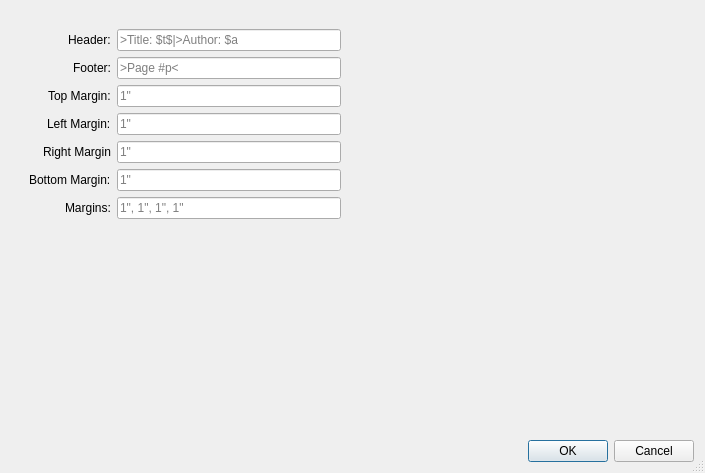
First picture: the form in PageSetupDialog.ui, repository ldraconus/TextSmith2, before the edit.
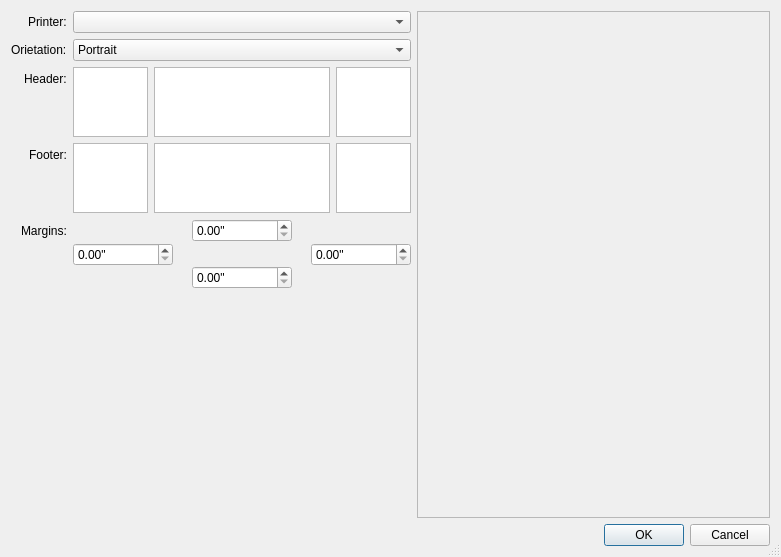
Second picture: the form after the edit. Icons and pictures are not drawn.

```diff
--- a/PageSetupDialog.ui
+++ b/PageSetupDialog.ui
@@ -9,8 +9,8 @@
    <rect>
     <x>0</x>
     <y>0</y>
-    <width>705</width>
-    <height>473</height>
+    <width>781</width>
+    <height>557</height>
    </rect>
   </property>
   <property name="windowTitle">
@@ -36,128 +36,18 @@
       <enum>QFrame::Shadow::Plain</enum>
      </property>
      <layout class="QHBoxLayout" name="horizontalLayout">
-      <item>
-       <widget class="QFrame" name="frame_3">
-        <property name="sizePolicy">
-         <sizepolicy hsizetype="Preferred" vsizetype="Preferred">
-          <horstretch>1</horstretch>
-          <verstretch>0</verstretch>
-         </sizepolicy>
-        </property>
-        <property name="frameShape">
-         <enum>QFrame::Shape::NoFrame</enum>
-        </property>
-        <property name="frameShadow">
-         <enum>QFrame::Shadow::Plain</enum>
-        </property>
-        <layout class="QFormLayout" name="formLayout">
-         <property name="labelAlignment">
-          <set>Qt::AlignmentFlag::AlignRight|Qt::AlignmentFlag::AlignTrailing|Qt::AlignmentFlag::AlignVCenter</set>
-         </property>
-         <item row="0" column="0">
-          <widget class="QLabel" name="label">
-           <property name="text">
-            <string>Header:</string>
-           </property>
-          </widget>
-         </item>
-         <item row="0" column="1">
-          <widget class="QLineEdit" name="headerLineEdit">
-           <property name="placeholderText">
-            <string>&gt;Title: $t$|&gt;Author: $a</string>
-           </property>
-           <property name="clearButtonEnabled">
-            <bool>false</bool>
-           </property>
-          </widget>
-         </item>
-         <item row="1" column="0">
-          <widget class="QLabel" name="label_2">
-           <property name="text">
-            <string>Footer:</string>
-           </property>
-          </widget>
-         </item>
-         <item row="1" column="1">
-          <widget class="QLineEdit" name="footerLineEdit">
-           <property name="placeholderText">
-            <string>&gt;Page #p&lt;</string>
-           </property>
-          </widget>
-         </item>
-         <item row="2" column="0">
-          <widget class="QLabel" name="label_3">
-           <property name="text">
-            <string>Top Margin:</string>
-           </property>
-          </widget>
-         </item>
-         <item row="2" column="1">
-          <widget class="QLineEdit" name="topMaginLineEdit">
-           <property name="placeholderText">
-            <string>1&quot;</string>
-           </property>
-          </widget>
-         </item>
-         <item row="3" column="0">
-          <widget class="QLabel" name="label_4">
-           <property name="text">
-            <string>Left Margin:</string>
-           </property>
-          </widget>
-         </item>
-         <item row="3" column="1">
-          <widget class="QLineEdit" name="leftMarginLineEdit">
-           <property name="placeholderText">
-            <string>1&quot;</string>
-           </property>
-          </widget>
-         </item>
-         <item row="4" column="0">
-          <widget class="QLabel" name="label_5">
-           <property name="text">
-            <string>Right Margin</string>
-           </property>
-          </widget>
-         </item>
-         <item row="4" column="1">
-          <widget class="QLineEdit" name="rightMarginLineEdit">
-           <property name="placeholderText">
-            <string>1&quot;</string>
-           </property>
-          </widget>
-         </item>
-         <item row="5" column="0">
-          <widget class="QLabel" name="label_6">
-           <property name="text">
-            <string>Bottom Margin:</string>
-           </property>
-          </widget>
-         </item>
-         <item row="5" column="1">
-          <widget class="QLineEdit" name="bottomMaarginineEdit">
-           <property name="placeholderText">
-            <string>1&quot;</string>
-           </property>
-          </widget>
-         </item>
-         <item row="6" column="1">
-          <widget class="QLineEdit" name="marginsLineEdit">
-           <property name="placeholderText">
-            <string>1&quot;, 1&quot;, 1&quot;, 1&quot;</string>
-           </property>
-          </widget>
-         </item>
-         <item row="6" column="0">
-          <widget class="QLabel" name="label_7">
-           <property name="text">
-            <string>Margins:</string>
-           </property>
-          </widget>
-         </item>
-        </layout>
-       </widget>
-      </item>
+      <property name="leftMargin">
+       <number>0</number>
+      </property>
+      <property name="topMargin">
+       <number>0</number>
+      </property>
+      <property name="rightMargin">
+       <number>0</number>
+      </property>
+      <property name="bottomMargin">
+       <number>0</number>
+      </property>
       <item>
        <widget class="QFrame" name="previewFrame">
         <property name="sizePolicy">
@@ -172,6 +62,12 @@
           <height>151</height>
          </size>
         </property>
+        <property name="maximumSize">
+         <size>
+          <width>400</width>
+          <height>16777215</height>
+         </size>
+        </property>
         <property name="sizeIncrement">
          <size>
           <width>1</width>
@@ -189,6 +85,679 @@
         </property>
         <property name="frameShadow">
          <enum>QFrame::Shadow::Plain</enum>
+        </property>
+        <layout class="QVBoxLayout" name="verticalLayout_2">
+         <property name="leftMargin">
+          <number>0</number>
+         </property>
+         <property name="topMargin">
+          <number>0</number>
+         </property>
+         <property name="rightMargin">
+          <number>0</number>
+         </property>
+         <property name="bottomMargin">
+          <number>0</number>
+         </property>
+         <item>
+          <widget class="QFrame" name="frame_3">
+           <property name="sizePolicy">
+            <sizepolicy hsizetype="Preferred" vsizetype="Preferred">
+             <horstretch>1</horstretch>
+             <verstretch>0</verstretch>
+            </sizepolicy>
+           </property>
+           <property name="minimumSize">
+            <size>
+             <width>0</width>
+             <height>390</height>
+            </size>
+           </property>
+           <property name="maximumSize">
+            <size>
+             <width>16777215</width>
+             <height>390</height>
+            </size>
+           </property>
+           <property name="sizeIncrement">
+            <size>
+             <width>0</width>
+             <height>390</height>
+            </size>
+           </property>
+           <property name="baseSize">
+            <size>
+             <width>390</width>
+             <height>0</height>
+            </size>
+           </property>
+           <property name="frameShape">
+            <enum>QFrame::Shape::NoFrame</enum>
+           </property>
+           <property name="frameShadow">
+            <enum>QFrame::Shadow::Plain</enum>
+           </property>
+           <layout class="QFormLayout" name="formLayout">
+            <property name="fieldGrowthPolicy">
+             <enum>QFormLayout::FieldGrowthPolicy::ExpandingFieldsGrow</enum>
+            </property>
+            <property name="labelAlignment">
+             <set>Qt::AlignmentFlag::AlignRight|Qt::AlignmentFlag::AlignTrailing|Qt::AlignmentFlag::AlignVCenter</set>
+            </property>
+            <property name="leftMargin">
+             <number>0</number>
+            </property>
+            <property name="topMargin">
+             <number>0</number>
+            </property>
+            <property name="rightMargin">
+             <number>0</number>
+            </property>
+            <property name="bottomMargin">
+             <number>0</number>
+            </property>
+            <item row="0" column="0">
+             <widget class="QLabel" name="label_8">
+              <property name="text">
+               <string>Printer:</string>
+              </property>
+             </widget>
+            </item>
+            <item row="0" column="1">
+             <widget class="QComboBox" name="printerComboBox">
+              <property name="sizePolicy">
+               <sizepolicy hsizetype="Expanding" vsizetype="Fixed">
+                <horstretch>0</horstretch>
+                <verstretch>0</verstretch>
+               </sizepolicy>
+              </property>
+             </widget>
+            </item>
+            <item row="1" column="0">
+             <widget class="QLabel" name="label_9">
+              <property name="text">
+               <string>Orietation:</string>
+              </property>
+             </widget>
+            </item>
+            <item row="1" column="1">
+             <widget class="QComboBox" name="orientationComboBox">
+              <property name="sizePolicy">
+               <sizepolicy hsizetype="Expanding" vsizetype="Fixed">
+                <horstretch>0</horstretch>
+                <verstretch>0</verstretch>
+               </sizepolicy>
+              </property>
+              <item>
+               <property name="text">
+                <string>Portrait</string>
+               </property>
+              </item>
+              <item>
+               <property name="text">
+                <string>Landscape</string>
+               </property>
+              </item>
+             </widget>
+            </item>
+            <item row="2" column="0">
+             <widget class="QLabel" name="label">
+              <property name="text">
+               <string>Header:</string>
+              </property>
+             </widget>
+            </item>
+            <item row="2" column="1">
+             <widget class="QFrame" name="frame_2">
+              <property name="sizePolicy">
+               <sizepolicy hsizetype="Expanding" vsizetype="Expanding">
+                <horstretch>0</horstretch>
+                <verstretch>0</verstretch>
+               </sizepolicy>
+              </property>
+              <property name="minimumSize">
+               <size>
+                <width>0</width>
+                <height>70</height>
+               </size>
+              </property>
+              <property name="maximumSize">
+               <size>
+                <width>16777215</width>
+                <height>70</height>
+               </size>
+              </property>
+              <property name="frameShape">
+               <enum>QFrame::Shape::NoFrame</enum>
+              </property>
+              <property name="frameShadow">
+               <enum>QFrame::Shadow::Plain</enum>
+              </property>
+              <layout class="QHBoxLayout" name="horizontalLayout_2">
+               <property name="leftMargin">
+                <number>0</number>
+               </property>
+               <property name="topMargin">
+                <number>0</number>
+               </property>
+               <property name="rightMargin">
+                <number>0</number>
+               </property>
+               <property name="bottomMargin">
+                <number>0</number>
+               </property>
+               <item>
+                <widget class="QTextEdit" name="headerLeftTextEdit">
+                 <property name="minimumSize">
+                  <size>
+                   <width>75</width>
+                   <height>70</height>
+                  </size>
+                 </property>
+                 <property name="maximumSize">
+                  <size>
+                   <width>75</width>
+                   <height>70</height>
+                  </size>
+                 </property>
+                 <property name="baseSize">
+                  <size>
+                   <width>75</width>
+                   <height>0</height>
+                  </size>
+                 </property>
+                </widget>
+               </item>
+               <item>
+                <widget class="QTextEdit" name="headerCenterTextEdit">
+                 <property name="minimumSize">
+                  <size>
+                   <width>88</width>
+                   <height>70</height>
+                  </size>
+                 </property>
+                 <property name="maximumSize">
+                  <size>
+                   <width>16777215</width>
+                   <height>70</height>
+                  </size>
+                 </property>
+                 <property name="sizeIncrement">
+                  <size>
+                   <width>1</width>
+                   <height>1</height>
+                  </size>
+                 </property>
+                 <property name="baseSize">
+                  <size>
+                   <width>0</width>
+                   <height>0</height>
+                  </size>
+                 </property>
+                </widget>
+               </item>
+               <item>
+                <widget class="QTextEdit" name="headerRightTextEdit">
+                 <property name="minimumSize">
+                  <size>
+                   <width>75</width>
+                   <height>70</height>
+                  </size>
+                 </property>
+                 <property name="maximumSize">
+                  <size>
+                   <width>75</width>
+                   <height>70</height>
+                  </size>
+                 </property>
+                 <property name="baseSize">
+                  <size>
+                   <width>75</width>
+                   <height>0</height>
+                  </size>
+                 </property>
+                 <property name="lineWrapMode">
+                  <enum>QTextEdit::LineWrapMode::NoWrap</enum>
+                 </property>
+                </widget>
+               </item>
+              </layout>
+             </widget>
+            </item>
+            <item row="3" column="0">
+             <widget class="QLabel" name="label_2">
+              <property name="text">
+               <string>Footer:</string>
+              </property>
+             </widget>
+            </item>
+            <item row="3" column="1">
+             <widget class="QFrame" name="frame_4">
+              <property name="sizePolicy">
+               <sizepolicy hsizetype="Expanding" vsizetype="Expanding">
+                <horstretch>0</horstretch>
+                <verstretch>0</verstretch>
+               </sizepolicy>
+              </property>
+              <property name="minimumSize">
+               <size>
+                <width>0</width>
+                <height>70</height>
+               </size>
+              </property>
+              <property name="maximumSize">
+               <size>
+                <width>16777215</width>
+                <height>70</height>
+               </size>
+              </property>
+              <property name="frameShape">
+               <enum>QFrame::Shape::NoFrame</enum>
+              </property>
+              <property name="frameShadow">
+               <enum>QFrame::Shadow::Plain</enum>
+              </property>
+              <layout class="QHBoxLayout" name="horizontalLayout_3">
+               <property name="leftMargin">
+                <number>0</number>
+               </property>
+               <property name="topMargin">
+                <number>0</number>
+               </property>
+               <property name="rightMargin">
+                <number>0</number>
+               </property>
+               <property name="bottomMargin">
+                <number>0</number>
+               </property>
+               <item>
+                <widget class="QTextEdit" name="footerLeftTextEdit">
+                 <property name="minimumSize">
+                  <size>
+                   <width>75</width>
+                   <height>70</height>
+                  </size>
+                 </property>
+                 <property name="maximumSize">
+                  <size>
+                   <width>75</width>
+                   <height>70</height>
+                  </size>
+                 </property>
+                 <property name="baseSize">
+                  <size>
+                   <width>75</width>
+                   <height>0</height>
+                  </size>
+                 </property>
+                </widget>
+               </item>
+               <item>
+                <widget class="QTextEdit" name="footerCenterTextEdit">
+                 <property name="minimumSize">
+                  <size>
+                   <width>65</width>
+                   <height>70</height>
+                  </size>
+                 </property>
+                 <property name="maximumSize">
+                  <size>
+                   <width>16777215</width>
+                   <height>88</height>
+                  </size>
+                 </property>
+                 <property name="sizeIncrement">
+                  <size>
+                   <width>1</width>
+                   <height>1</height>
+                  </size>
+                 </property>
+                 <property name="baseSize">
+                  <size>
+                   <width>0</width>
+                   <height>0</height>
+                  </size>
+                 </property>
+                </widget>
+               </item>
+               <item>
+                <widget class="QTextEdit" name="footerRightTextEdit">
+                 <property name="minimumSize">
+                  <size>
+                   <width>75</width>
+                   <height>70</height>
+                  </size>
+                 </property>
+                 <property name="maximumSize">
+                  <size>
+                   <width>75</width>
+                   <height>70</height>
+                  </size>
+                 </property>
+                 <property name="baseSize">
+                  <size>
+                   <width>75</width>
+                   <height>0</height>
+                  </size>
+                 </property>
+                </widget>
+               </item>
+              </layout>
+             </widget>
+            </item>
+            <item row="4" column="0">
+             <widget class="QLabel" name="label_7">
+              <property name="text">
+               <string>Margins:</string>
+              </property>
+             </widget>
+            </item>
+            <item row="4" column="1">
+             <widget class="QFrame" name="frame_6">
+              <property name="frameShape">
+               <enum>QFrame::Shape::NoFrame</enum>
+              </property>
+              <property name="frameShadow">
+               <enum>QFrame::Shadow::Plain</enum>
+              </property>
+              <layout class="QVBoxLayout" name="verticalLayout_3">
+               <property name="spacing">
+                <number>0</number>
+               </property>
+               <property name="leftMargin">
+                <number>0</number>
+               </property>
+               <property name="topMargin">
+                <number>0</number>
+               </property>
+               <property name="rightMargin">
+                <number>0</number>
+               </property>
+               <property name="bottomMargin">
+                <number>0</number>
+               </property>
+               <item>
+                <widget class="QFrame" name="frame_8">
+                 <property name="minimumSize">
+                  <size>
+                   <width>0</width>
+                   <height>24</height>
+                  </size>
+                 </property>
+                 <property name="maximumSize">
+                  <size>
+                   <width>16777215</width>
+                   <height>24</height>
+                  </size>
+                 </property>
+                 <property name="frameShape">
+                  <enum>QFrame::Shape::NoFrame</enum>
+                 </property>
+                 <property name="frameShadow">
+                  <enum>QFrame::Shadow::Plain</enum>
+                 </property>
+                 <layout class="QHBoxLayout" name="horizontalLayout_6">
+                  <property name="spacing">
+                   <number>0</number>
+                  </property>
+                  <property name="leftMargin">
+                   <number>0</number>
+                  </property>
+                  <property name="topMargin">
+                   <number>0</number>
+                  </property>
+                  <property name="rightMargin">
+                   <number>0</number>
+                  </property>
+                  <property name="bottomMargin">
+                   <number>0</number>
+                  </property>
+                  <item>
+                   <spacer name="horizontalSpacer_2">
+                    <property name="orientation">
+                     <enum>Qt::Orientation::Horizontal</enum>
+                    </property>
+                    <property name="sizeHint" stdset="0">
+                     <size>
+                      <width>40</width>
+                      <height>20</height>
+                     </size>
+                    </property>
+                   </spacer>
+                  </item>
+                  <item>
+                   <widget class="QDoubleSpinBox" name="topMarginDoubleSpinBox">
+                    <property name="minimumSize">
+                     <size>
+                      <width>100</width>
+                      <height>0</height>
+                     </size>
+                    </property>
+                    <property name="suffix">
+                     <string>&quot;</string>
+                    </property>
+                   </widget>
+                  </item>
+                  <item>
+                   <spacer name="horizontalSpacer">
+                    <property name="orientation">
+                     <enum>Qt::Orientation::Horizontal</enum>
+                    </property>
+                    <property name="sizeHint" stdset="0">
+                     <size>
+                      <width>40</width>
+                      <height>20</height>
+                     </size>
+                    </property>
+                   </spacer>
+                  </item>
+                 </layout>
+                </widget>
+               </item>
+               <item>
+                <widget class="QFrame" name="frame_7">
+                 <property name="maximumSize">
+                  <size>
+                   <width>16777215</width>
+                   <height>24</height>
+                  </size>
+                 </property>
+                 <property name="frameShape">
+                  <enum>QFrame::Shape::NoFrame</enum>
+                 </property>
+                 <property name="frameShadow">
+                  <enum>QFrame::Shadow::Plain</enum>
+                 </property>
+                 <layout class="QHBoxLayout" name="horizontalLayout_5">
+                  <property name="spacing">
+                   <number>0</number>
+                  </property>
+                  <property name="leftMargin">
+                   <number>0</number>
+                  </property>
+                  <property name="topMargin">
+                   <number>0</number>
+                  </property>
+                  <property name="rightMargin">
+                   <number>0</number>
+                  </property>
+                  <property name="bottomMargin">
+                   <number>0</number>
+                  </property>
+                  <item>
+                   <widget class="QDoubleSpinBox" name="leftMarginDoubleSpinBox">
+                    <property name="minimumSize">
+                     <size>
+                      <width>100</width>
+                      <height>0</height>
+                     </size>
+                    </property>
+                    <property name="suffix">
+                     <string>&quot;</string>
+                    </property>
+                   </widget>
+                  </item>
+                  <item>
+                   <spacer name="horizontalSpacer_3">
+                    <property name="orientation">
+                     <enum>Qt::Orientation::Horizontal</enum>
+                    </property>
+                    <property name="sizeHint" stdset="0">
+                     <size>
+                      <width>40</width>
+                      <height>20</height>
+                     </size>
+                    </property>
+                   </spacer>
+                  </item>
+                  <item>
+                   <widget class="QDoubleSpinBox" name="rightMarginDoubleSpinBox">
+                    <property name="minimumSize">
+                     <size>
+                      <width>100</width>
+                      <height>0</height>
+                     </size>
+                    </property>
+                    <property name="maximumSize">
+                     <size>
+                      <width>100</width>
+                      <height>16777215</height>
+                     </size>
+                    </property>
+                    <property name="sizeIncrement">
+                     <size>
+                      <width>100</width>
+                      <height>0</height>
+                     </size>
+                    </property>
+                    <property name="baseSize">
+                     <size>
+                      <width>100</width>
+                      <height>0</height>
+                     </size>
+                    </property>
+                    <property name="suffix">
+                     <string>&quot;</string>
+                    </property>
+                   </widget>
+                  </item>
+                 </layout>
+                </widget>
+               </item>
+               <item>
+                <widget class="QFrame" name="frame_9">
+                 <property name="maximumSize">
+                  <size>
+                   <width>16777215</width>
+                   <height>24</height>
+                  </size>
+                 </property>
+                 <property name="frameShape">
+                  <enum>QFrame::Shape::NoFrame</enum>
+                 </property>
+                 <property name="frameShadow">
+                  <enum>QFrame::Shadow::Plain</enum>
+                 </property>
+                 <layout class="QHBoxLayout" name="horizontalLayout_4">
+                  <property name="spacing">
+                   <number>0</number>
+                  </property>
+                  <property name="leftMargin">
+                   <number>0</number>
+                  </property>
+                  <property name="topMargin">
+                   <number>0</number>
+                  </property>
+                  <property name="rightMargin">
+                   <number>0</number>
+                  </property>
+                  <property name="bottomMargin">
+                   <number>0</number>
+                  </property>
+                  <item>
+                   <spacer name="horizontalSpacer_4">
+                    <property name="orientation">
+                     <enum>Qt::Orientation::Horizontal</enum>
+                    </property>
+                    <property name="sizeHint" stdset="0">
+                     <size>
+                      <width>40</width>
+                      <height>20</height>
+                     </size>
+                    </property>
+                   </spacer>
+                  </item>
+                  <item>
+                   <widget class="QDoubleSpinBox" name="bottomMarginDoubleSpinBox">
+                    <property name="minimumSize">
+                     <size>
+                      <width>100</width>
+                      <height>0</height>
+                     </size>
+                    </property>
+                    <property name="suffix">
+                     <string>&quot;</string>
+                    </property>
+                   </widget>
+                  </item>
+                  <item>
+                   <spacer name="horizontalSpacer_5">
+                    <property name="orientation">
+                     <enum>Qt::Orientation::Horizontal</enum>
+                    </property>
+                    <property name="sizeHint" stdset="0">
+                     <size>
+                      <width>40</width>
+                      <height>20</height>
+                     </size>
+                    </property>
+                   </spacer>
+                  </item>
+                 </layout>
+                </widget>
+               </item>
+               <item>
+                <spacer name="verticalSpacer_3">
+                 <property name="orientation">
+                  <enum>Qt::Orientation::Vertical</enum>
+                 </property>
+                 <property name="sizeHint" stdset="0">
+                  <size>
+                   <width>20</width>
+                   <height>40</height>
+                  </size>
+                 </property>
+                </spacer>
+               </item>
+              </layout>
+             </widget>
+            </item>
+           </layout>
+          </widget>
+         </item>
+         <item>
+          <spacer name="verticalSpacer">
+           <property name="orientation">
+            <enum>Qt::Orientation::Vertical</enum>
+           </property>
+           <property name="sizeHint" stdset="0">
+            <size>
+             <width>20</width>
+             <height>40</height>
+            </size>
+           </property>
+          </spacer>
+         </item>
+        </layout>
+       </widget>
+      </item>
+      <item>
+       <widget class="QFrame" name="frame_5">
+        <property name="frameShape">
+         <enum>QFrame::Shape::StyledPanel</enum>
+        </property>
+        <property name="frameShadow">
+         <enum>QFrame::Shadow::Raised</enum>
         </property>
        </widget>
       </item>
```
